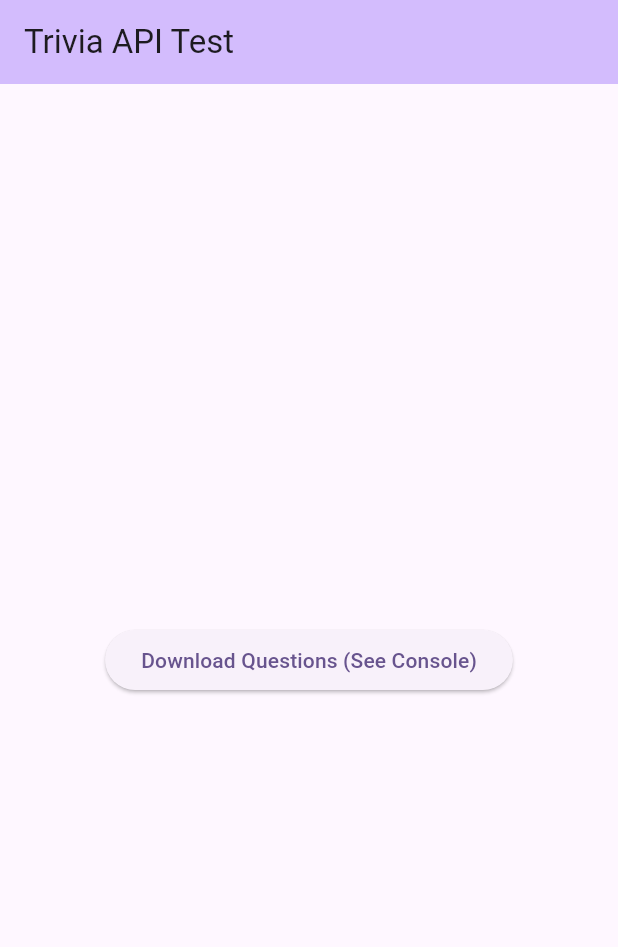
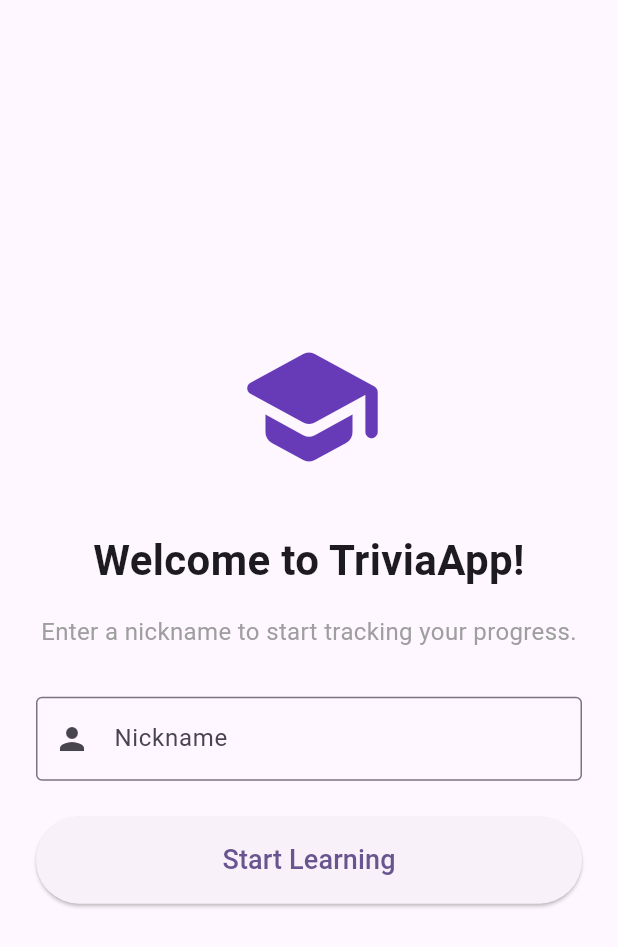
Before and after one commit to Rosales-Diego/Triviapp, a Flutter app: the screen it shows after launch, on a phone screen of 412 x 824 dp. Shown: the top 947 px of the screen. Run offline on Flutter 3.47's test engine with Material 3 defaults, Android fonts, the phone set to English and light mode, and no system bars; our stand-ins replace shared_preferences, sqflite; accounts and stored records are empty.

Commit message:
feat: implement dynamic routing based on first-time usage and onboarding screen

```diff
--- a/lib/main.dart
+++ b/lib/main.dart
@@ -1,12 +1,13 @@
 import 'package:flutter/material.dart';
 import 'data/preferences_helper.dart';
-import 'services/trivia_api_service.dart';
+import 'screens/onboarding_screen.dart';
+import 'screens/dashboard_screen.dart';
 
 void main() async {
   // Ensure that Flutter bindings are initialized before calling async code
   WidgetsFlutterBinding.ensureInitialized();
 
-  // Initialize Shared Preferences
+  // Initialize Shared Preferences before the app starts
   await PreferencesHelper.init();
 
   runApp(const MyApp());
@@ -17,59 +18,18 @@ class MyApp extends StatelessWidget {
 
   @override
   Widget build(BuildContext context) {
+    // Check if it's the user's first time opening the app
+    final bool isFirstTime = PreferencesHelper.isFirstTime;
+
     return MaterialApp(
-      title: 'TriviaApp Test',
+      title: 'TriviaApp',
+      debugShowCheckedModeBanner: false, // Hides the debug banner
       theme: ThemeData(
         colorScheme: ColorScheme.fromSeed(seedColor: Colors.deepPurple),
         useMaterial3: true,
       ),
-      home: const TestApiScreen(),
+      // Automatically route to Onboarding or Dashboard based on the flag
+      home: isFirstTime ? const OnboardingScreen() : const DashboardScreen(),
     );
   }
 }
-
-class TestApiScreen extends StatelessWidget {
-  const TestApiScreen({super.key});
-
-  // Function to test the API
-  void _testApi() async {
-    final apiService = TriviaApiService();
-
-    debugPrint('Searching for questions on the internet...');
-
-    try {
-      // We request only 2 questions for testing
-      final questions = await apiService.fetchQuestions(amount: 2);
-
-      for (var i = 0; i < questions.length; i++) {
-        final q = questions[i];
-        debugPrint('--- Question ${i + 1} ---');
-        debugPrint('Category: ${q.category}');
-        debugPrint('Difficulty: ${q.difficulty}');
-        debugPrint('Question: ${q.questionText}');
-        debugPrint('Correct Answer: ${q.correctAnswer}');
-        debugPrint('Incorrect Answers: ${q.incorrectAnswers.join(', ')}');
-        debugPrint('-----------------------');
-      }
-      debugPrint('Test successful!');
-    } catch (e) {
-      debugPrint('Error testing the API: $e');
-    }
-  }
-
-  @override
-  Widget build(BuildContext context) {
-    return Scaffold(
-      appBar: AppBar(
-        title: const Text('Trivia API Test'),
-        backgroundColor: Theme.of(context).colorScheme.inversePrimary,
-      ),
-      body: Center(
-        child: ElevatedButton(
-          onPressed: _testApi,
-          child: const Text('Download Questions (See Console)'),
-        ),
-      ),
-    );
-  }
-}
--- /dev/null
+++ b/lib/screens/onboarding_screen.dart
@@ -0,0 +1,99 @@
+import 'package:flutter/material.dart';
+import 'dashboard_screen.dart';
+import '../data/preferences_helper.dart';
+
+class OnboardingScreen extends StatefulWidget {
+  const OnboardingScreen({super.key});
+
+  @override
+  State<OnboardingScreen> createState() => _OnboardingScreenState();
+}
+
+class _OnboardingScreenState extends State<OnboardingScreen> {
+  // Controller to read the text typed by the user
+  final TextEditingController _nicknameController = TextEditingController();
+
+  // Function to save data and move to the next screen
+  void _saveAndContinue() async {
+    final nickname = _nicknameController.text.trim();
+
+    // If the user didn't type anything, we use the default 'Anonymous'
+    if (nickname.isNotEmpty) {
+      await PreferencesHelper.setNickname(nickname);
+    } else {
+      await PreferencesHelper.setNickname('Anonymous');
+    }
+
+    // Mark that the first-time setup is complete
+    await PreferencesHelper.setFirstTimeCompleted();
+
+    // Navigate to the Dashboard Screen and remove Onboarding from the history stack
+    if (mounted) {
+      Navigator.of(context).pushReplacement(
+        MaterialPageRoute(builder: (context) => const DashboardScreen()),
+      );
+    }
+  }
+
+  @override
+  void dispose() {
+    // Always dispose controllers to prevent memory leaks
+    _nicknameController.dispose();
+    super.dispose();
+  }
+
+  @override
+  Widget build(BuildContext context) {
+    return Scaffold(
+      body: SafeArea(
+        child: Padding(
+          padding: const EdgeInsets.all(24.0),
+          child: Column(
+            mainAxisAlignment: MainAxisAlignment.center,
+            crossAxisAlignment: CrossAxisAlignment.stretch,
+            children: [
+              const Icon(
+                Icons.school_rounded,
+                size: 100,
+                color: Colors.deepPurple,
+              ),
+              const SizedBox(height: 32),
+              const Text(
+                'Welcome to TriviaApp!',
+                textAlign: TextAlign.center,
+                style: TextStyle(fontSize: 28, fontWeight: FontWeight.bold),
+              ),
+              const SizedBox(height: 16),
+              const Text(
+                'Enter a nickname to start tracking your progress.',
+                textAlign: TextAlign.center,
+                style: TextStyle(fontSize: 16, color: Colors.grey),
+              ),
+              const SizedBox(height: 32),
+              TextField(
+                controller: _nicknameController,
+                decoration: const InputDecoration(
+                  labelText: 'Nickname',
+                  border: OutlineInputBorder(),
+                  prefixIcon: Icon(Icons.person),
+                ),
+                textCapitalization: TextCapitalization.words,
+              ),
+              const SizedBox(height: 24),
+              ElevatedButton(
+                onPressed: _saveAndContinue,
+                style: ElevatedButton.styleFrom(
+                  padding: const EdgeInsets.symmetric(vertical: 16),
+                ),
+                child: const Text(
+                  'Start Learning',
+                  style: TextStyle(fontSize: 18),
+                ),
+              ),
+            ],
+          ),
+        ),
+      ),
+    );
+  }
+}
```
Also changed, not shown: lib/screens/dashboard_screen.dart (added, +24 -0 lines).
